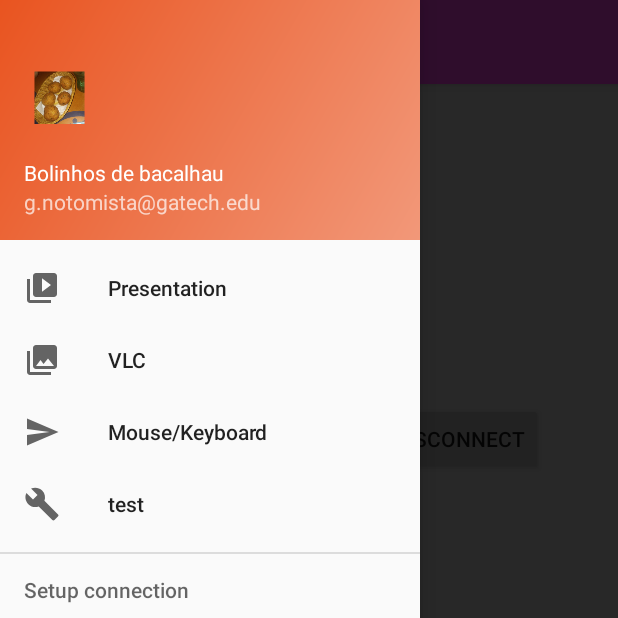
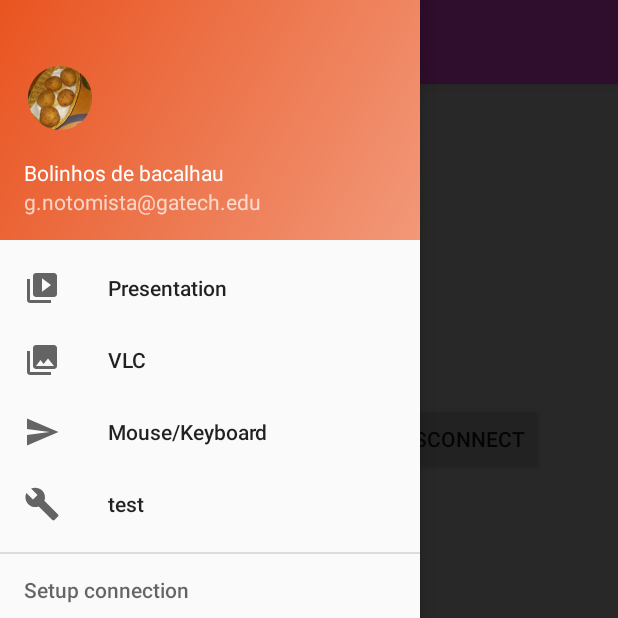
Before and after one commit to gnotomista/BdB, an Android app: the screen it shows after launch (MainActivity), with the side drawer open, on a phone screen of 412 x 824 dp, the top half of it. Run offline under Robolectric (Android 15) with nearby library versions, the phone set to English and light mode, and no system bars.

Commit message:
rounded app icon and nav_header_main icon

```diff
--- a/client/app/src/main/AndroidManifest.xml
+++ b/client/app/src/main/AndroidManifest.xml
@@ -4,7 +4,7 @@
 
     <application
         android:allowBackup="true"
-        android:icon="@mipmap/bdb_icon"
+        android:icon="@mipmap/bdb_round_icon"
         android:label="@string/app_name"
         android:supportsRtl="true"
         android:theme="@style/AppTheme">
--- a/client/app/src/main/res/layout/nav_header_main.xml
+++ b/client/app/src/main/res/layout/nav_header_main.xml
@@ -16,7 +16,7 @@
         android:layout_width="wrap_content"
         android:layout_height="wrap_content"
         android:paddingTop="@dimen/nav_header_vertical_spacing"
-        android:src="@mipmap/bdb_icon" />
+        android:src="@mipmap/bdb_round_icon" />
         <!--android:src="@android:drawable/sym_def_app_icon"-->
 
     <TextView
```
Also changed, not shown: client/app/src/main/bdb_round_icon-web.png (added), client/app/src/main/res/mipmap-hdpi/bdb_round_icon.png (added), client/app/src/main/res/mipmap-mdpi/bdb_round_icon.png (added), client/app/src/main/res/mipmap-xhdpi/bdb_round_icon.png (added), client/app/src/main/res/mipmap-xxhdpi/bdb_round_icon.png (added), client/app/src/main/res/mipmap-xxxhdpi/bdb_round_icon.png (added), 1 other file.
